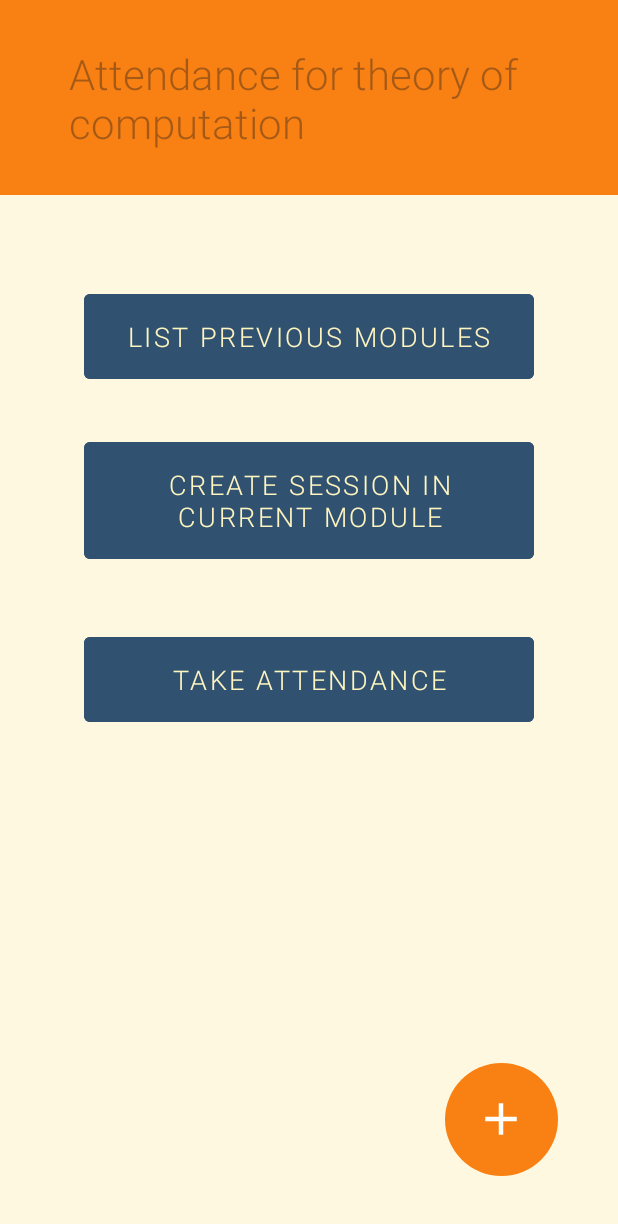
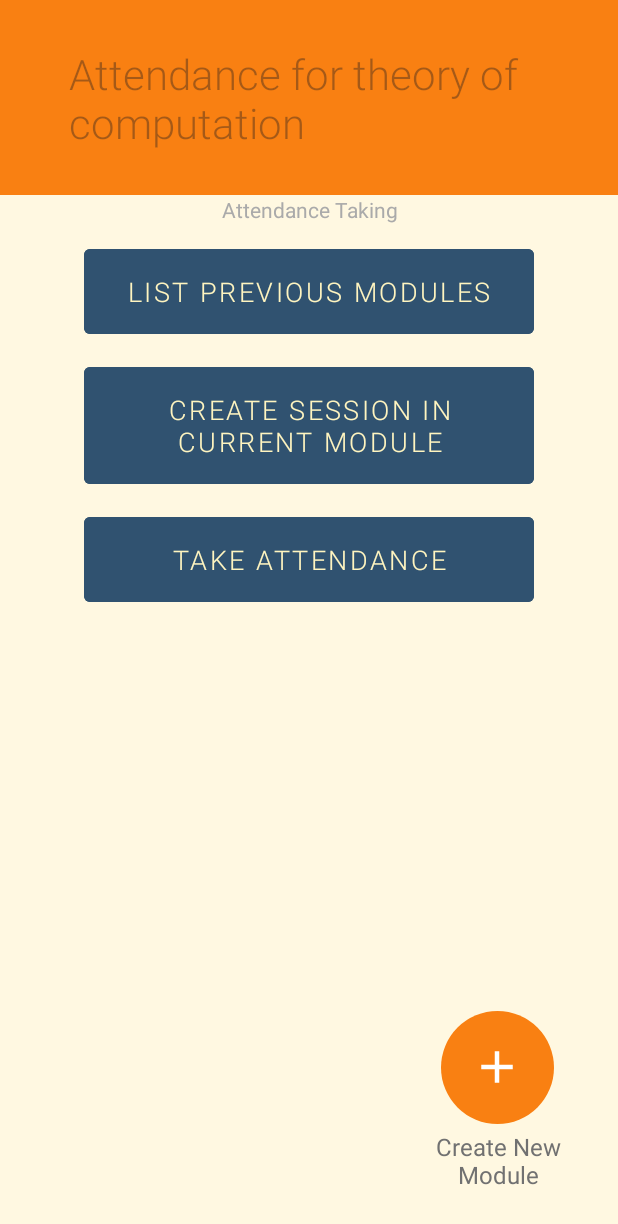
Before and after one commit to Team-Phonix-Mini-Project/AttendX, an Android app: the layout activity_attendance_taking.xml on its own in the app's theme, with its tools: preview values and no code run, on a phone screen of 412 x 824 dp. Shown: the top 1224 px of the screen. Run offline under Robolectric (Android 15) with nearby library versions, the phone set to English and light mode, and no system bars.

Commit message:
UI improvements

```diff
--- a/app/src/main/java/com/miniproject/attendx/attendance/RecordingAttendance.kt
+++ b/app/src/main/java/com/miniproject/attendx/attendance/RecordingAttendance.kt
@@ -113,7 +113,10 @@ class RecordingAttendance : AppCompatActivity() {
             startActivity(intentX)
         }
 
+
+
     }
+
 
     private fun markAttendance(
         statusIdPresent: String,
--- a/app/src/main/java/com/miniproject/attendx/course_details/Activity_course_details.kt
+++ b/app/src/main/java/com/miniproject/attendx/course_details/Activity_course_details.kt
@@ -7,6 +7,7 @@ import android.widget.Toast
 import androidx.activity.enableEdgeToEdge
 import androidx.appcompat.app.AlertDialog
 import androidx.appcompat.app.AppCompatActivity
+import androidx.core.content.ContextCompat
 import androidx.core.view.ViewCompat
 import androidx.core.view.WindowInsetsCompat
 import com.google.firebase.database.DataSnapshot
@@ -34,6 +35,11 @@ class activity_course_details : AppCompatActivity() {
             v.setPadding(systemBars.left, systemBars.top, systemBars.right, systemBars.bottom)
             insets
         }
+
+        // UI elements
+        window.statusBarColor = ContextCompat.getColor(this, R.color.colorPrimary)
+
+
 
         database = FirebaseDatabase.getInstance().reference.child("AttendanceLogs")
         var courseID = intent.getStringExtra("courseid")
--- a/app/src/main/res/layout/activity_attendance_taking.xml
+++ b/app/src/main/res/layout/activity_attendance_taking.xml
@@ -37,25 +37,32 @@
 
     </androidx.appcompat.widget.Toolbar>
 
+    <TextView
+        android:layout_width="match_parent"
+        android:layout_height="wrap_content"
+        android:textAlignment="center"
+        android:textColor="#AAAAAA"
+        android:layout_below="@+id/toolbar_dashboard"
+        android:text="Attendance Taking"/>
+
 
     <LinearLayout
         android:id="@+id/linear_layout_3_buttons"
         android:layout_width="300dp"
         android:layout_height="wrap_content"
         android:layout_below="@id/toolbar_dashboard"
-        android:layout_centerInParent="true"
-        android:layout_marginTop="40dp"
+        android:layout_centerHorizontal="true"
+        android:layout_marginTop="30dp"
         android:gravity="center"
         android:orientation="vertical">
 
 
         <Button
             android:id="@+id/attendance_taking_create_session_in_previous_module"
-
             style="@style/Widget.MaterialComponents.Button.TextButton"
             android:layout_width="match_parent"
             android:layout_height="wrap_content"
-            android:layout_marginTop="20dp"
+            android:layout_marginTop="0dp"
             android:backgroundTint="@color/card_view_color"
             android:fontFamily="sans-serif-light"
             android:padding="16dp"
@@ -68,7 +75,7 @@
             style="@style/Widget.MaterialComponents.Button.TextButton"
             android:layout_width="match_parent"
             android:layout_height="wrap_content"
-            android:layout_marginTop="30dp"
+            android:layout_marginTop="10dp"
             android:backgroundTint="@color/card_view_color"
             android:fontFamily="sans-serif-light"
             android:padding="16dp"
@@ -82,7 +89,7 @@
             style="@style/Widget.MaterialComponents.Button.TextButton"
             android:layout_width="match_parent"
             android:layout_height="wrap_content"
-            android:layout_marginTop="40dp"
+            android:layout_marginTop="10dp"
             android:backgroundTint="@color/card_view_color"
             android:fontFamily="sans-serif-light"
             android:padding="16dp"
@@ -92,18 +99,34 @@
 
     </LinearLayout>
 
+    <LinearLayout
+        android:layout_width="100dp"
+        android:layout_height="wrap_content"
+        android:layout_alignParentEnd="true"
+        android:layout_alignParentBottom="true"
+        android:layout_margin="30dp"
+        android:orientation="vertical">
 
         <ImageButton
             android:id="@+id/attendance_taking_create_module"
             android:layout_width="75dp"
             android:layout_height="75dp"
-        android:layout_alignParentEnd="true"
-        android:layout_alignParentBottom="true"
-        android:layout_margin="40dp"
-        android:layout_marginTop="30dp"
+            android:layout_gravity="center"
+            android:layout_margin="4dp"
             android:background="@drawable/round_button_with_plus"
+            android:contentDescription="Create A Module"
             android:fontFamily="sans-serif-light"
             android:padding="16dp" />
 
+        <TextView
+            android:layout_width="wrap_content"
+            android:layout_height="wrap_content"
+            android:text="Create New Module"
+            android:textAlignment="center"
+            android:textColor="#717171"
+            android:textSize="16sp" />
+
+    </LinearLayout>
+
 
 </RelativeLayout>
--- a/app/src/main/res/layout/activity_login.xml
+++ b/app/src/main/res/layout/activity_login.xml
@@ -3,8 +3,8 @@
     xmlns:app="http://schemas.android.com/apk/res-auto"
     xmlns:tools="http://schemas.android.com/tools"
     android:layout_width="match_parent"
-    android:background="@color/activity_background_ember"
-    android:layout_height="match_parent">
+    android:layout_height="match_parent"
+    android:background="@color/activity_background_ember">
 
 
     <LinearLayout
@@ -75,7 +75,6 @@
             android:text="@string/login_page_button_text"
             android:textSize="24sp" />
 
-
     </LinearLayout>
 
 
--- a/app/src/main/res/values/colors.xml
+++ b/app/src/main/res/values/colors.xml
@@ -12,6 +12,6 @@
     <color name="card_veiw_liglt_color">#5B8AB3</color>
     <color name="present">#B2FF59</color>
     <color name="absent">#FF3232</color>
-    <color name="present_color">#599800</color>
+    <color name="present_color">#5B9C00</color>
     <color name="absent_color">#C6F13800</color>
 </resources>
```
Also changed, not shown: app/src/main/java/com/miniproject/attendx/Dashboard/Dashboard_activity.kt (+28 -38 lines), app/src/main/java/com/miniproject/attendx/attendance/AttendanceTakingActivity.kt (+5 -4 lines), app/src/main/java/com/miniproject/attendx/submitAttendance/SubmitAttendanceActivity.kt (+3 -6 lines), app/src/main/java/com/miniproject/attendx/submitAttendance/submit_attendance_recycleView_adapter.kt (+66 -34 lines), app/src/main/res/layout/about_us_layout.xml (added, +37 -0 lines), app/src/main/res/layout/activity_course_details.xml (+13 -2 lines), app/src/main/res/layout/activity_dashboard.xml (+29 -19 lines), app/src/main/res/layout/activity_recording_attendance.xml (+11 -1 lines), app/src/main/res/layout/activity_submit_attendance.xml (+3 -5 lines), app/src/main/res/layout/activity_submit_attendance_item.xml (+7 -8 lines), app/src/main/res/layout/dashboard_item.xml (+10 -1 lines), app/src/main/res/layout/report_session_list_item.xml (added, +49 -0 lines), app/src/main/res/drawable-xxxhdpi/icons8_arrow_right_100.png (added). Lines whose indentation alone changed are shown as unchanged.
